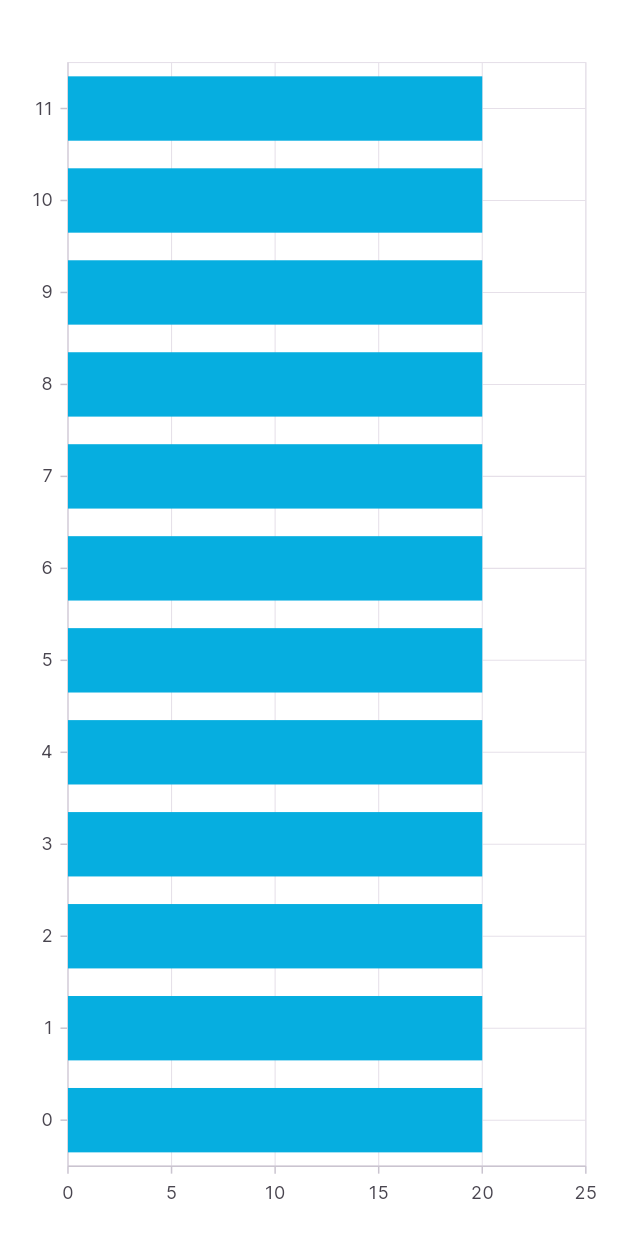
After one commit to MinaAtefHafez/masrofatak, a Flutter app: the ReportsScreen screen opened directly, on a phone screen of 412 x 824 dp. The commit adds this screen. Run offline on Flutter 3.47's test engine with Material 3 defaults, Android fonts, the light colour scheme and no system bars; our stand-ins replace easy_localization, firebase_core, flutter_bloc, flutter_screenutil, flutter_svg, get_it and 3 more; accounts and stored records are empty.

Commit message:
handle repots

```diff
--- a/lib/core/app_theme/app_theme.dart
+++ b/lib/core/app_theme/app_theme.dart
@@ -5,7 +5,6 @@ import 'package:masrofatak/core/app_theme/colors/app_colors.dart';
 abstract class AppTheme {
   static final lightTheme = ThemeData(
       scaffoldBackgroundColor: Colors.white,
-
       appBarTheme: AppBarTheme(
           backgroundColor: Colors.white,
           elevation: 0,
@@ -36,11 +35,14 @@ abstract class AppTheme {
 
   static final darkTheme = ThemeData(
       scaffoldBackgroundColor: Colors.black,
-      appBarTheme: const AppBarTheme(
+      appBarTheme: AppBarTheme(
           backgroundColor: Colors.black,
           elevation: 0,
+          titleTextStyle:
+              AppStyles.styleRegular14.copyWith(color: AppColors.color616161),
+          iconTheme: const IconThemeData(color: Colors.white),
           centerTitle: true,
-          actionsIconTheme: IconThemeData(
+          actionsIconTheme: const IconThemeData(
             color: Colors.white,
           )),
       floatingActionButtonTheme: FloatingActionButtonThemeData(
--- a/lib/core/dependency_injection/dependency_injection.dart
+++ b/lib/core/dependency_injection/dependency_injection.dart
@@ -2,6 +2,7 @@ import 'package:get_it/get_it.dart';
 import 'package:masrofatak/features/categories/data/repo/category_repo.dart';
 import 'package:masrofatak/features/categories/presentation/manager/category_cubit.dart';
 import 'package:masrofatak/features/expenses_income/data/repo/expenses_income_repo.dart';
+import 'package:masrofatak/features/reports/presentation/manager/reports_cubit.dart';
 
 import '../../features/expenses_income/presentation/manager/expenses_income_cubit.dart';
 import '../../features/home/presentation/manager/home_cubit.dart';
@@ -22,5 +23,9 @@ abstract class DependencyInjection {
         () => ExpensesIncomeRepoImpl());
     getIt.registerLazySingleton<ExpensesIncomeCubit>(
         () => ExpensesIncomeCubit(getIt()));
+
+    //! reports
+    //
+    getIt.registerLazySingleton(() => ReportsCubit());
   }
 }
--- a/lib/core/router/routes.dart
+++ b/lib/core/router/routes.dart
@@ -3,12 +3,14 @@ import 'package:masrofatak/features/expenses_income/presentation/view/screens/ad
 import 'package:masrofatak/features/home/presentation/view/screens/day_details_screen.dart';
 import 'package:masrofatak/features/home/presentation/view/screens/home_details_screen.dart';
 import 'package:masrofatak/features/home/presentation/view/screens/home_screen.dart';
+import 'package:masrofatak/features/reports/presentation/screens/reports_screen.dart';
 import 'package:masrofatak/features/settings/presentation/view/screens/settings_screen.dart';
 import 'package:masrofatak/features/settings/presentation/view/screens/splash_screen.dart';
 
 abstract class CustomRouter {
   static Route onGenerateRoutes(RouteSettings settings) {
     final widget = switch (settings.name) {
+      ReportsScreen.name => const ReportsScreen(),
       DayDetailsScreen.name => const DayDetailsScreen(),
       AddExpensesIncomeScreen.name => const AddExpensesIncomeScreen(),
       HomeDetailsScreen.name => const HomeDetailsScreen(),
--- a/lib/features/categories/presentation/manager/category_cubit.dart
+++ b/lib/features/categories/presentation/manager/category_cubit.dart
@@ -80,7 +80,7 @@ class CategoryCubit extends Cubit<CategoryState> {
 
   Future<void> getExpensesCategoriesLocal() async {
     expensesCategories = await _categoryRepo.getExpensesCategoriesLocal();
-    emit(GetAllCategoriesLocal());
+    emit(GeExpensesCategoriesLocal(expensesCategories));
   }
 
   Future<void> saveIncomesCategoriesLocal() async {
@@ -90,6 +90,6 @@ class CategoryCubit extends Cubit<CategoryState> {
 
   Future<void> getIncomesCategoriesLocal() async {
     incomesCategories = await _categoryRepo.getIncomesCategoriesLocal();
-    emit(GetAllCategoriesLocal());
+    emit(GetIncomesCategoriesLocal(incomesCategories));
   }
 }
--- /dev/null
+++ b/lib/features/reports/presentation/screens/reports_screen.dart
@@ -0,0 +1,38 @@
+import 'package:flutter/material.dart';
+import 'package:flutter_screenutil/flutter_screenutil.dart';
+import 'package:syncfusion_flutter_charts/charts.dart';
+import 'package:syncfusion_flutter_charts/sparkcharts.dart';
+
+import '../../../../core/app_theme/colors/app_colors.dart';
+
+class ReportsScreen extends StatefulWidget {
+  const ReportsScreen({super.key});
+
+  static const name = '/reporsts';
+
+  @override
+  State<ReportsScreen> createState() => _ReportsScreenState();
+}
+
+class _ReportsScreenState extends State<ReportsScreen> {
+  @override
+  Widget build(BuildContext context) {
+    return Scaffold(
+      body: Padding(
+        padding:
+            EdgeInsets.only(left: 10.w, right: 10.w, top: 30.h, bottom: 10.h),
+        child: SfCartesianChart(
+          series: [
+            BarSeries(
+              dataSource: const ['a', 'b', 'c', 'd', 'e', 'f' , 'v' , 'n' , 'j' ,
+               'z' , 'y' , 'x'
+              ],
+              xValueMapper: (value, index) => index,
+              yValueMapper: (value, index) => 20,
+            )
+          ],
+        ),
+      ),
+    );
+  }
+}
--- a/pubspec.yaml
+++ b/pubspec.yaml
@@ -45,6 +45,7 @@ dependencies:
   hive_flutter: ^1.1.0
   intl: ^0.19.0
   permission_handler: ^11.3.1
+  syncfusion_flutter_charts: ^26.1.39
 
 dev_dependencies:
   build_runner: ^2.4.11
```
Also changed, not shown: lib/features/categories/presentation/manager/category_states.dart (+14 -1 lines), lib/features/home/presentation/manager/home_cubit.dart (+5 -2 lines), lib/features/home/presentation/view/screens/home_screen.dart (+25 -9 lines), lib/features/home/presentation/view/widgets/expenses_incomes_item.dart (+5 -4 lines), lib/features/reports/presentation/manager/reports_cubit.dart (added, +69 -0 lines), lib/features/reports/presentation/manager/reports_states.dart (added, +9 -0 lines), pubspec.lock.
